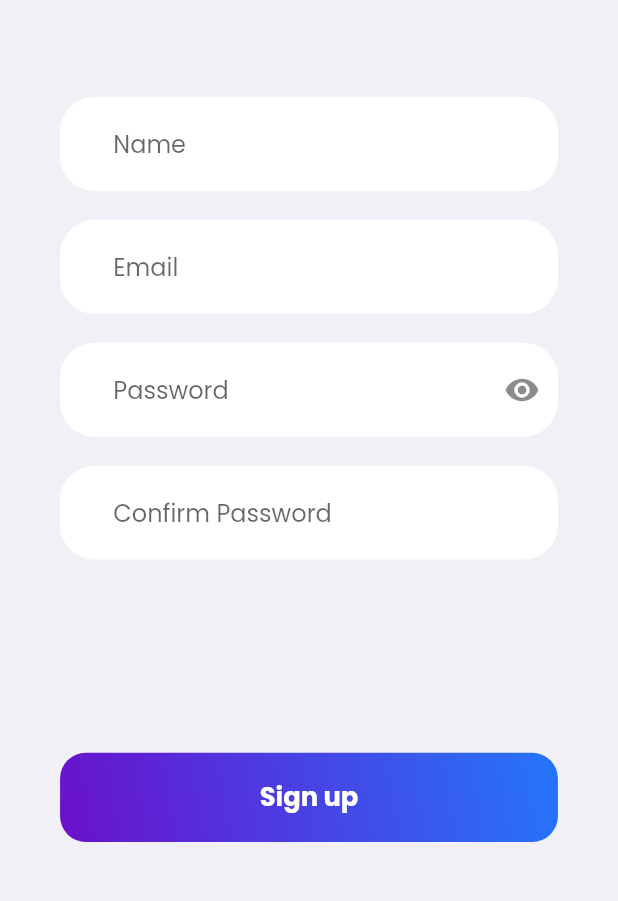
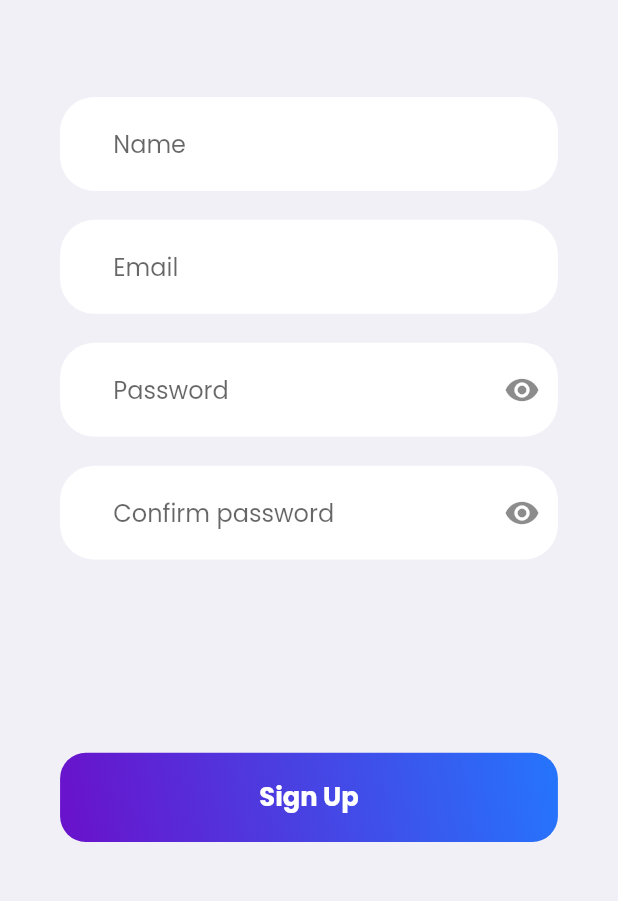
Before and after one commit to junejuly-jb/HashKey-Mobile, a Flutter app: the SignUpScreen screen opened by its route, on a phone screen of 412 x 824 dp, the part 228-1129 px from its top. Run offline on Flutter 3.47's test engine with Material 2 defaults, Android fonts, the phone set to English and light mode, and no system bars; our stand-ins replace connectivity_plus, flutter_screenutil, flutter_svg, font_awesome_flutter, google_fonts.

Commit message:
added input validations and separation of widgets

```diff
--- a/lib/screens/signup.dart
+++ b/lib/screens/signup.dart
@@ -1,5 +1,8 @@
 import 'package:flutter/material.dart';
 import 'package:flutter_screenutil/flutter_screenutil.dart';
+import 'package:hashkey/shared/widgets/input.dart';
+import 'package:hashkey/shared/widgets/large_buttons.dart';
+import 'package:hashkey/shared/widgets/passwordinput.dart';
 
 
 class SignUpScreen extends StatefulWidget {
@@ -17,15 +20,50 @@ class _SignUpScreenState extends State<SignUpScreen> {
   dynamic confirmPasswordController = TextEditingController();
   final _formKey = GlobalKey<FormState>();
   bool isPassVisible = false;
+  bool isConPassVisible = false;
 
   void onSignUp(){
+    print('parent callback');
     _formKey.currentState!.validate();
   }
 
-  bool isValidEmail(String? email) {
-    return RegExp(
+  togglePassVisibility(bool val){
+    setState(() => isPassVisible = val);
+  }
+
+  toggleConPassVisibility(bool val){
+    setState(() => isConPassVisible = val);
+  }
+
+  isValidEmail(String? email) {
+    bool isValid = RegExp(
             r'^(([^<>()[\]\\.,;:\s@\"]+(\.[^<>()[\]\\.,;:\s@\"]+)*)|(\".+\"))@((\[[0-9]{1,3}\.[0-9]{1,3}\.[0-9]{1,3}\.[0-9]{1,3}\])|(([a-zA-Z\-0-9]+\.)+[a-zA-Z]{2,}))$')
         .hasMatch(email.toString());
+    if(!isValid){
+      return 'This is not a valid email';
+    }
+    return null;
+  }
+
+  isRequired(String? value){
+    if(value == null || value.isEmpty){
+      return 'This field is required';
+    }
+    return null;
+  }
+
+  passwordValidator(String? value){
+    if(value!.length < 5){
+      return 'Password is too short';
+    }
+    return null;
+  }
+
+  conPasswordValidator(String? value){
+    if(value != passwordController.text){
+      return 'Password mismatch';
+    }
+    return null;
   }
 
   @override
@@ -58,123 +96,27 @@ class _SignUpScreenState extends State<SignUpScreen> {
                     key: _formKey,
                     child: Column(
                       children: [
-                          TextFormField(
-                          validator: (val) => (val == null || val.isEmpty)
-                            ? 'Please enter a name'
-                            : null,
-                          controller: nameController,
-                          decoration: InputDecoration(
-                            border: OutlineInputBorder(
-                              borderRadius: BorderRadius.circular(20.r),
-                              borderSide: BorderSide( color: Colors.transparent, width: 0.w)
-                            ),
-                            enabledBorder: OutlineInputBorder(
-                              borderRadius: BorderRadius.circular(20.r),
-                              borderSide: BorderSide(color: Colors.transparent, width: 0.w)
-                            ),
-                            filled: true,
-                            fillColor: Colors.white,
-                            hintText: "Name",
-                            contentPadding: EdgeInsets.symmetric(horizontal: 31.w, vertical: 15.h)
-                          ),
+                        CustomInputWidget(myController: nameController, hint: 'Name', validation: isRequired),
+                        SizedBox(height: 15.h,),
+                        CustomInputWidget(myController: emailController, hint: 'Email', validation: isValidEmail),
+                        SizedBox(height: 15.h,),
+                        CustomPasswordInputWidget(
+                          myController: passwordController,
+                          hint: 'Password',
+                          validation: passwordValidator,
+                          visible: isPassVisible,
+                          toggler: togglePassVisibility
                         ),
                         SizedBox(height: 15.h,),
-                        TextFormField(
-                          validator: (val) => isValidEmail(val) ? null : 'Invalid email',
-                          controller: emailController,
-                          decoration: InputDecoration(
-                            border: OutlineInputBorder(
-                              borderRadius: BorderRadius.circular(20.r),
-                              borderSide: BorderSide( color: Colors.transparent, width: 0.w)
-                            ),
-                            enabledBorder: OutlineInputBorder(
-                              borderRadius: BorderRadius.circular(20.r),
-                              borderSide: BorderSide(color: Colors.transparent, width: 0.w)
-                            ),
-                            filled: true,
-                            fillColor: Colors.white,
-                            hintText: "Email",
-                            contentPadding: EdgeInsets.symmetric(horizontal: 31.w, vertical: 15.h)
-                          ),
-                        ),
-                        SizedBox(height: 15.h,),
-                        TextFormField(
-                          obscureText: true,
-                          validator: (value) => value!.length < 5 ? "password too short" : null,
-                          controller: passwordController,
-                          decoration: InputDecoration(
-                            suffixIcon: GestureDetector(
-                              child: Icon( isPassVisible ? Icons.visibility_off : Icons.visibility),
-                              onTap: () => setState(() => isPassVisible = !isPassVisible)
-                            ),
-                            border: OutlineInputBorder(
-                              borderRadius: BorderRadius.circular(20.r),
-                              borderSide: BorderSide( color: Colors.transparent, width: 0.w)
-                            ),
-                            enabledBorder: OutlineInputBorder(
-                              borderRadius: BorderRadius.circular(20.r),
-                              borderSide: BorderSide(color: Colors.transparent, width: 0.w)
-                            ),
-                            filled: true,
-                            fillColor: Colors.white,
-                            hintText: "Password",
-                            contentPadding: EdgeInsets.symmetric(horizontal: 31.w, vertical: 15.h)
-                          ),
-                        ),
-                        SizedBox(height: 15.h,),
-                        TextFormField(
-                          obscureText: true,
-                          validator: (value) => value != passwordController.text ? "password mismatch" : null,
-                          controller: confirmPasswordController,
-                          decoration: InputDecoration(
-                            border: OutlineInputBorder(
-                              borderRadius: BorderRadius.circular(20.r),
-                              borderSide: BorderSide( color: Colors.transparent, width: 0.w)
-                            ),
-                            enabledBorder: OutlineInputBorder(
-                              borderRadius: BorderRadius.circular(20.r),
-                              borderSide: BorderSide(color: Colors.transparent, width: 0.w)
-                            ),
-                            filled: true,
-                            fillColor: Colors.white,
-                            hintText: "Confirm Password",
-                            contentPadding: EdgeInsets.symmetric(horizontal: 31.w, vertical: 15.h)
-                          ),
+                        CustomPasswordInputWidget(
+                          myController: confirmPasswordController,
+                          hint: 'Confirm password',
+                          validation: conPasswordValidator,
+                          visible: isConPassVisible,
+                          toggler: toggleConPassVisibility
                         ),
                         SizedBox(height: 100.h,),
-                        SizedBox(
-                          width: double.infinity,
-                          child: DecoratedBox(
-                            decoration: BoxDecoration(
-                              borderRadius: BorderRadius.circular(15.r),
-                              gradient: const LinearGradient(
-                                colors: [
-                                  Color.fromRGBO(106, 17, 203, 1),
-                                  Color.fromRGBO(37, 117, 252, 1),
-                                ],
-                                begin: Alignment(-1, 1),
-                                end: Alignment(1, -1),
-                                stops: [0.0, 1.0],
-                                tileMode: TileMode.clamp)
-                            ),
-                            child: TextButton(
-                              onPressed: () {
-                                onSignUp();
-                              },
-                              child: Text('Sign up', style: TextStyle( fontSize: 15.sp, fontWeight: FontWeight.w700 ),),
-                              style: ButtonStyle(
-                                // backgroundColor: MaterialStateProperty.all(const Color.fromRGBO(34, 166, 255, 1)),
-                                foregroundColor: MaterialStateProperty.all(Colors.white),
-                                padding: MaterialStateProperty.all(EdgeInsets.symmetric(vertical: 13.h)),
-                                shape: MaterialStateProperty.all<RoundedRectangleBorder>(
-                                  RoundedRectangleBorder(
-                                      borderRadius: BorderRadius.circular(15.r)
-                                  ),
-                                ),
-                              ),
-                            ),
-                          ),
-                        ),
+                        XtraLargeButton(title: 'Sign Up', callback: onSignUp)
                       ],
                     )
                   )
--- a/lib/screens/welcome.dart
+++ b/lib/screens/welcome.dart
@@ -1,7 +1,5 @@
 import 'package:flutter/material.dart';
 import 'package:flutter_screenutil/flutter_screenutil.dart';
-
-
 
 class WelcomeScreen extends StatelessWidget {
   const WelcomeScreen({ Key? key }) : super(key: key);
--- /dev/null
+++ b/lib/shared/widgets/input.dart
@@ -0,0 +1,34 @@
+import 'package:flutter/material.dart';
+import 'package:flutter_screenutil/flutter_screenutil.dart';
+
+class CustomInputWidget extends StatelessWidget {
+  final TextEditingController myController;
+  final String hint;
+  final Function validation;
+  const CustomInputWidget({ Key? key,
+    required this.myController,
+    required this.hint,
+    required this.validation }) : super(key: key);
+
+  @override
+  Widget build(BuildContext context) {
+    return TextFormField(
+      validator: (val) => validation(val),
+      controller: myController,
+      decoration: InputDecoration(
+        border: OutlineInputBorder(
+          borderRadius: BorderRadius.circular(20.r),
+          borderSide: BorderSide( color: Colors.transparent, width: 0.w)
+        ),
+        enabledBorder: OutlineInputBorder(
+          borderRadius: BorderRadius.circular(20.r),
+          borderSide: BorderSide(color: Colors.transparent, width: 0.w)
+        ),
+        filled: true,
+        fillColor: Colors.white,
+        hintText: hint,
+        contentPadding: EdgeInsets.symmetric(horizontal: 31.w, vertical: 15.h)
+      ),
+    );
+  }
+}
--- /dev/null
+++ b/lib/shared/widgets/large_buttons.dart
@@ -0,0 +1,45 @@
+import 'package:flutter/material.dart';
+import 'package:flutter_screenutil/flutter_screenutil.dart';
+
+class XtraLargeButton extends StatelessWidget {
+  final String title;
+  final Function callback;
+  const XtraLargeButton({ Key? key, required this.title, required this.callback }) : super(key: key);
+
+  @override
+  Widget build(BuildContext context) {
+    return SizedBox(
+      width: double.infinity,
+      child: DecoratedBox(
+        decoration: BoxDecoration(
+          borderRadius: BorderRadius.circular(15.r),
+          gradient: const LinearGradient(
+            colors: [
+              Color.fromRGBO(106, 17, 203, 1),
+              Color.fromRGBO(37, 117, 252, 1),
+            ],
+            begin: Alignment(-1, 1),
+            end: Alignment(1, -1),
+            stops: [0.0, 1.0],
+            tileMode: TileMode.clamp)
+        ),
+        child: TextButton(
+          onPressed: () {
+            callback();
+          },
+          child: Text(title, style: TextStyle( fontSize: 15.sp, fontWeight: FontWeight.w700 ),),
+          style: ButtonStyle(
+            // backgroundColor: MaterialStateProperty.all(const Color.fromRGBO(34, 166, 255, 1)),
+            foregroundColor: MaterialStateProperty.all(Colors.white),
+            padding: MaterialStateProperty.all(EdgeInsets.symmetric(vertical: 13.h)),
+            shape: MaterialStateProperty.all<RoundedRectangleBorder>(
+              RoundedRectangleBorder(
+                  borderRadius: BorderRadius.circular(15.r)
+              ),
+            ),
+          ),
+        ),
+      ),
+    );
+  }
+}
--- /dev/null
+++ b/lib/shared/widgets/passwordinput.dart
@@ -0,0 +1,51 @@
+import 'package:flutter/material.dart';
+import 'package:flutter_screenutil/flutter_screenutil.dart';
+
+class CustomPasswordInputWidget extends StatelessWidget {
+  final TextEditingController myController;
+  final String hint;
+  final Function validation;
+  final bool visible;
+  final Function toggler;
+  const CustomPasswordInputWidget({ Key? key,
+    required this.myController,
+    required this.hint,
+    required this.validation,
+    required this.visible,
+    required this.toggler
+  }) : super(key: key);
+
+  @override
+  Widget build(BuildContext context) {
+    return TextFormField(
+      obscureText: visible ? false : true,
+      validator: (value) => validation(value),
+      controller: myController,
+      decoration: InputDecoration(
+        suffixIcon: GestureDetector(
+          child: Icon( visible ? Icons.visibility_off : Icons.visibility),
+          onTap: (){
+            if(!visible){
+              toggler(true);
+            }
+            else{
+              toggler(false);
+            }
+          }
+        ),
+        border: OutlineInputBorder(
+          borderRadius: BorderRadius.circular(20.r),
+          borderSide: BorderSide( color: Colors.transparent, width: 0.w)
+        ),
+        enabledBorder: OutlineInputBorder(
+          borderRadius: BorderRadius.circular(20.r),
+          borderSide: BorderSide(color: Colors.transparent, width: 0.w)
+        ),
+        filled: true,
+        fillColor: Colors.white,
+        hintText: hint,
+        contentPadding: EdgeInsets.symmetric(horizontal: 31.w, vertical: 15.h)
+      ),
+    );
+  }
+}
```
Also changed, not shown: lib/screens/login.dart (+55 -64 lines).
